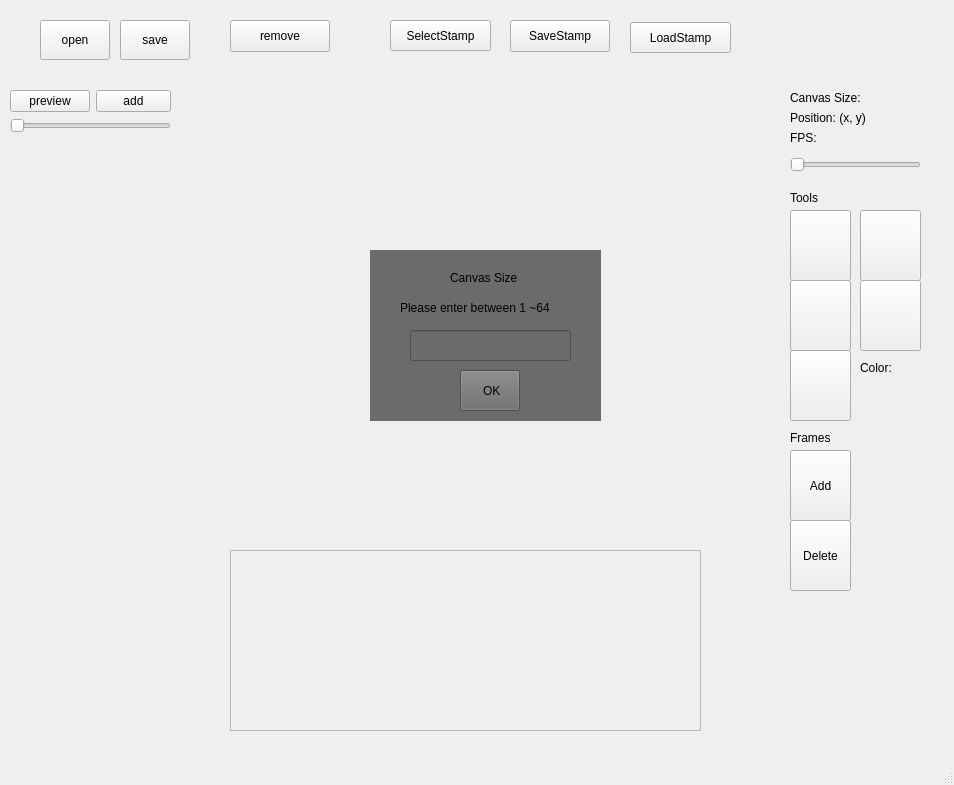
Old version of the form sprite-editor/mainwindow.ui in the repository University-of-Utah-CS3505/a8-sprite-editor-f24-ZYTW.
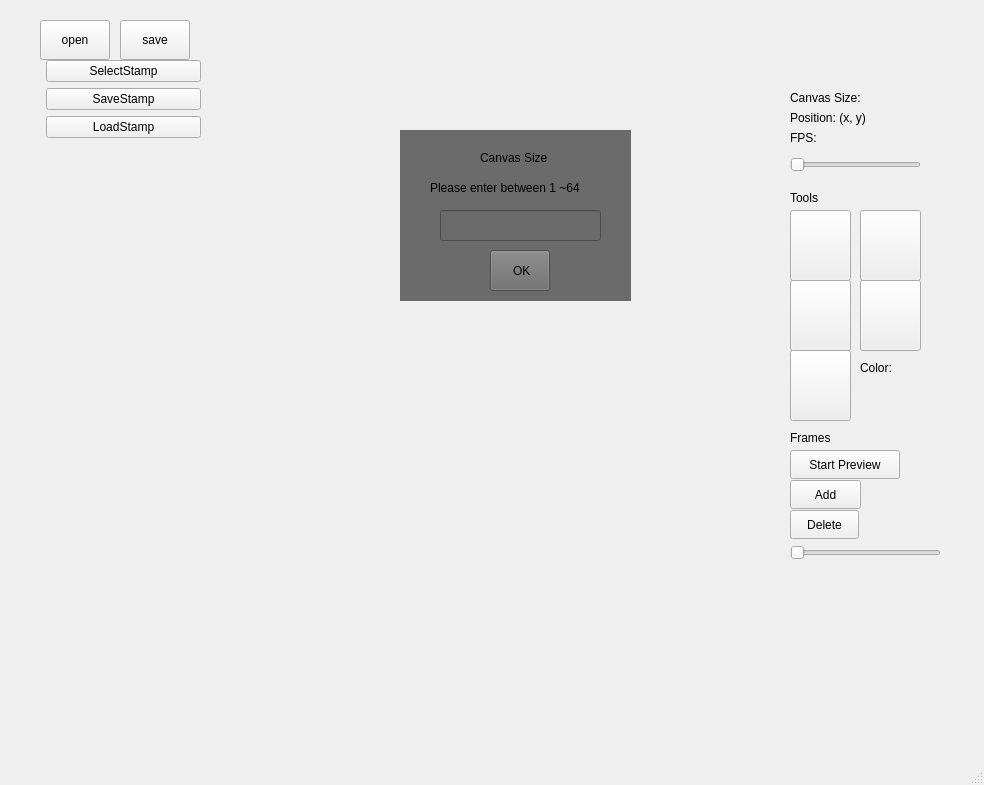
New version of the form. Icons and pictures are not drawn. Custom widgets are drawn as their Qt base class.

Commit message: preview animation, add/delete frames done

Diff of the .ui file:
```diff
--- a/sprite-editor/mainwindow.ui
+++ b/sprite-editor/mainwindow.ui
@@ -6,7 +6,7 @@
    <rect>
     <x>0</x>
     <y>0</y>
-    <width>954</width>
+    <width>984</width>
     <height>785</height>
    </rect>
   </property>
@@ -158,31 +158,31 @@
    <widget class="QWidget" name="formLayoutWidget">
     <property name="geometry">
      <rect>
-      <x>10</x>
-      <y>90</y>
+      <x>40</x>
+      <y>60</y>
       <width>161</width>
       <height>441</height>
      </rect>
     </property>
     <layout class="QFormLayout" name="Gallery">
-     <item row="0" column="0">
-      <widget class="QPushButton" name="previewButton">
-       <property name="text">
-        <string>preview</string>
-       </property>
-      </widget>
-     </item>
      <item row="0" column="1">
-      <widget class="QPushButton" name="addButton">
+      <widget class="QPushButton" name="selectStampButton">
        <property name="text">
-        <string>add</string>
+        <string>SelectStamp</string>
        </property>
       </widget>
      </item>
-     <item row="1" column="0" colspan="2">
-      <widget class="QSlider" name="fpsSlider">
-       <property name="orientation">
-        <enum>Qt::Orientation::Horizontal</enum>
+     <item row="1" column="1">
+      <widget class="QPushButton" name="saveStampButton">
+       <property name="text">
+        <string>SaveStamp</string>
+       </property>
+      </widget>
+     </item>
+     <item row="2" column="1">
+      <widget class="QPushButton" name="loadStampButton">
+       <property name="text">
+        <string>LoadStamp</string>
        </property>
       </widget>
      </item>
@@ -191,72 +191,10 @@
    <widget class="QLabel" name="canvas">
     <property name="geometry">
      <rect>
-      <x>200</x>
-      <y>90</y>
+      <x>220</x>
+      <y>60</y>
       <width>561</width>
-      <height>451</height>
-     </rect>
-    </property>
-    <property name="text">
-     <string/>
-    </property>
-   </widget>
-   <widget class="QScrollArea" name="scrollArea">
-    <property name="geometry">
-     <rect>
-      <x>230</x>
-      <y>550</y>
-      <width>471</width>
-      <height>181</height>
-     </rect>
-    </property>
-    <property name="widgetResizable">
-     <bool>true</bool>
-    </property>
-    <widget class="QWidget" name="scrollAreaWidgetContents">
-     <property name="geometry">
-      <rect>
-       <x>0</x>
-       <y>0</y>
-       <width>469</width>
-       <height>179</height>
-      </rect>
-     </property>
-    </widget>
-   </widget>
-   <widget class="QPushButton" name="addFrameButton">
-    <property name="geometry">
-     <rect>
-      <x>790</x>
-      <y>450</y>
-      <width>61</width>
-      <height>71</height>
-     </rect>
-    </property>
-    <property name="text">
-     <string>Add</string>
-    </property>
-   </widget>
-   <widget class="QPushButton" name="deleteFrameButton">
-    <property name="geometry">
-     <rect>
-      <x>790</x>
-      <y>520</y>
-      <width>61</width>
-      <height>71</height>
-     </rect>
-    </property>
-    <property name="text">
-     <string>Delete</string>
-    </property>
-   </widget>
-   <widget class="QLabel" name="animationWindow">
-    <property name="geometry">
-     <rect>
-      <x>40</x>
-      <y>440</y>
-      <width>151</width>
-      <height>131</height>
+      <height>401</height>
      </rect>
     </property>
     <property name="text">
@@ -359,8 +297,8 @@
    <widget class="QWidget" name="canvasDialog" native="true">
     <property name="geometry">
      <rect>
-      <x>370</x>
-      <y>250</y>
+      <x>400</x>
+      <y>130</y>
       <width>231</width>
       <height>171</height>
      </rect>
@@ -453,56 +391,69 @@
      <string/>
     </property>
    </widget>
-   <widget class="QPushButton" name="saveStampButton">
+   <widget class="QPushButton" name="previewButton">
     <property name="geometry">
      <rect>
-      <x>510</x>
-      <y>20</y>
-      <width>100</width>
-      <height>32</height>
+      <x>790</x>
+      <y>450</y>
+      <width>110</width>
+      <height>29</height>
      </rect>
     </property>
     <property name="text">
-     <string>SaveStamp</string>
+     <string>Start Preview</string>
     </property>
    </widget>
-   <widget class="QPushButton" name="removeButton">
+   <widget class="QPushButton" name="addFrameButton">
     <property name="geometry">
      <rect>
-      <x>230</x>
-      <y>20</y>
-      <width>100</width>
-      <height>32</height>
+      <x>790</x>
+      <y>480</y>
+      <width>71</width>
+      <height>29</height>
      </rect>
     </property>
     <property name="text">
-     <string>remove</string>
+     <string>Add</string>
     </property>
    </widget>
-   <widget class="QPushButton" name="selectStampButton">
+   <widget class="QPushButton" name="deleteFrameButton">
     <property name="geometry">
      <rect>
-      <x>390</x>
-      <y>20</y>
-      <width>101</width>
-      <height>31</height>
+      <x>790</x>
+      <y>510</y>
+      <width>69</width>
+      <height>29</height>
      </rect>
     </property>
     <property name="text">
-     <string>SelectStamp</string>
+     <string>Delete</string>
     </property>
    </widget>
-   <widget class="QPushButton" name="loadStampButton">
+   <widget class="QSlider" name="fpsSlider">
     <property name="geometry">
      <rect>
-      <x>630</x>
-      <y>22</y>
-      <width>101</width>
-      <height>31</height>
+      <x>790</x>
+      <y>540</y>
+      <width>151</width>
+      <height>25</height>
      </rect>
     </property>
+    <property name="orientation">
+     <enum>Qt::Orientation::Horizontal</enum>
+    </property>
+   </widget>
+   <widget class="AnimationWindow" name="animationWindow">
+    <property name="geometry">
+     <rect>
+      <x>240</x>
+      <y>480</y>
+      <width>501</width>
+      <height>101</height>
+     </rect>
+    </property>
     <property name="text">
-     <string>LoadStamp</string>
+     <string/>
     </property>
    </widget>
   </widget>
@@ -518,6 +469,13 @@
   </widget>
   <widget class="QStatusBar" name="statusbar"/>
  </widget>
+ <customwidgets>
+  <customwidget>
+   <class>AnimationWindow</class>
+   <extends>QLabel</extends>
+   <header>animationwindow.h</header>
+  </customwidget>
+ </customwidgets>
  <resources>
   <include location="resources.qrc"/>
  </resources>
```
Left out of the diff: 4 changed lines with no effect on the pictures. The commit also changes 7 other files.
